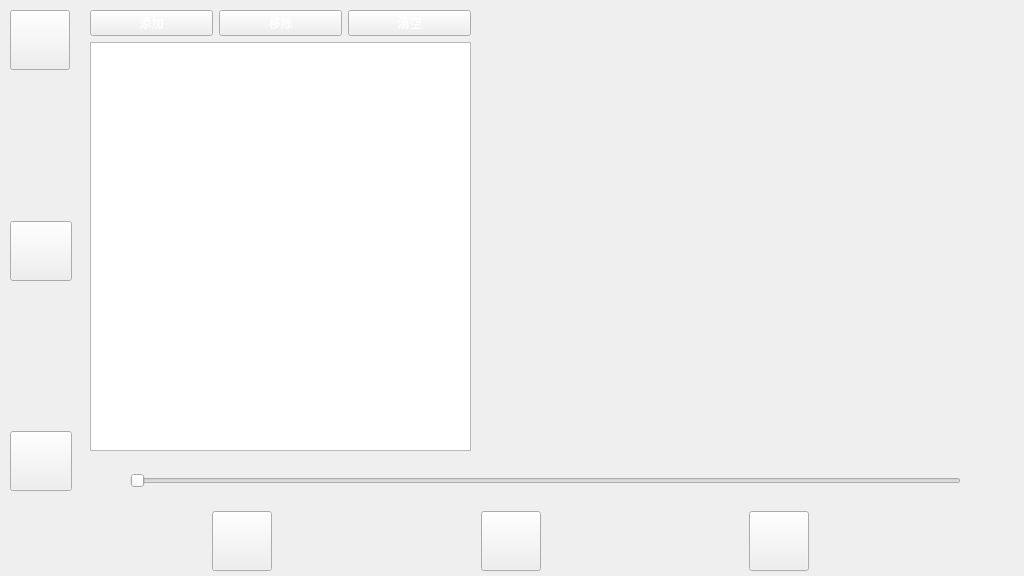
Old version of the form View/Music/musicpage.ui in the repository yuzcat01/VehicleControl.
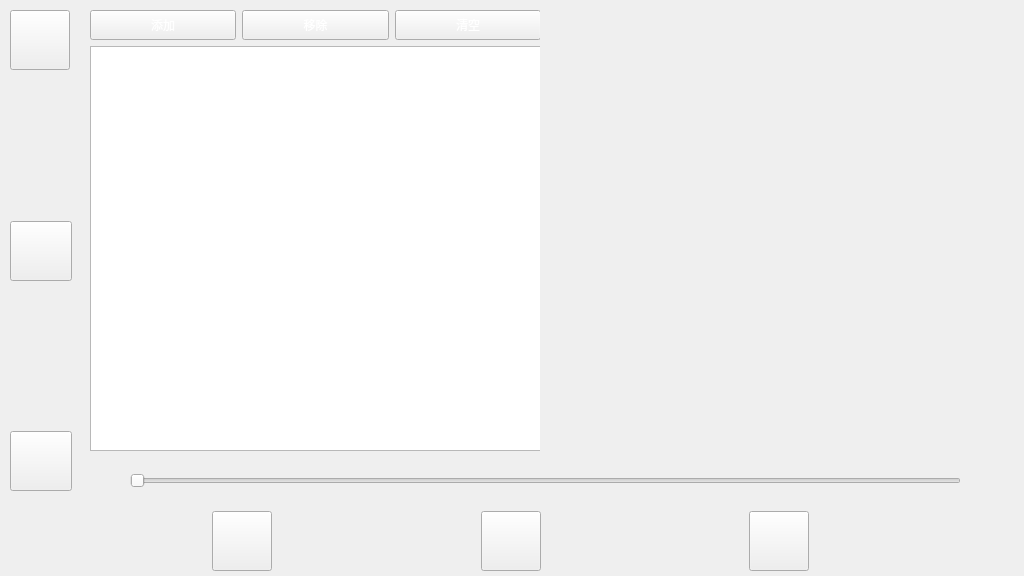
New version of the form. Icons and pictures are not drawn.

Commit message: 音乐页面进度条移动，时间变化等，及bug修复

Diff of the .ui file:
```diff
--- a/View/Music/musicpage.ui
+++ b/View/Music/musicpage.ui
@@ -288,7 +288,7 @@
     <rect>
      <x>90</x>
      <y>10</y>
-     <width>921</width>
+     <width>450</width>
      <height>441</height>
     </rect>
    </property>
@@ -301,7 +301,7 @@
       <rect>
        <x>0</x>
        <y>0</y>
-       <width>381</width>
+       <width>451</width>
        <height>441</height>
       </rect>
      </property>
@@ -310,6 +310,12 @@
        <layout class="QHBoxLayout" name="horizontalLayout_3">
         <item>
          <widget class="QPushButton" name="addBtn">
+          <property name="minimumSize">
+           <size>
+            <width>0</width>
+            <height>30</height>
+           </size>
+          </property>
           <property name="styleSheet">
            <string notr="true">color : rgb(255, 255, 255)</string>
           </property>
@@ -324,6 +330,12 @@
         </item>
         <item>
          <widget class="QPushButton" name="removeBtn">
+          <property name="minimumSize">
+           <size>
+            <width>0</width>
+            <height>30</height>
+           </size>
+          </property>
           <property name="styleSheet">
            <string notr="true">color : rgb(255, 255, 255)</string>
           </property>
@@ -338,6 +350,12 @@
         </item>
         <item>
          <widget class="QPushButton" name="clearBtn">
+          <property name="minimumSize">
+           <size>
+            <width>0</width>
+            <height>30</height>
+           </size>
+          </property>
           <property name="styleSheet">
            <string notr="true">color : rgb(255, 255, 255)</string>
           </property>
```
Left out of the diff: 13 changed lines with no effect on the pictures. The commit also changes 2 other files.
